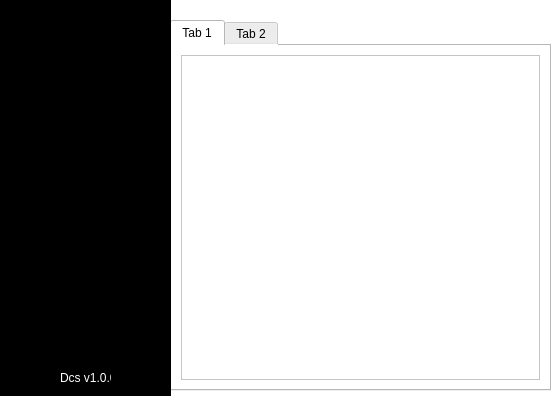
Above: Dcs/Dcs.ui from snxx-lppxx/Data-Control-System before the change. Below: the same form after it.
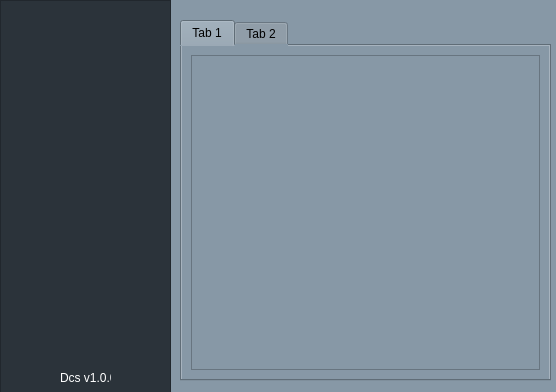
That is the form after the change.

Patch:
```diff
--- a/Dcs/Dcs.ui
+++ b/Dcs/Dcs.ui
@@ -6,14 +6,14 @@
    <rect>
     <x>0</x>
     <y>0</y>
-    <width>560</width>
-    <height>396</height>
+    <width>556</width>
+    <height>392</height>
    </rect>
   </property>
   <property name="maximumSize">
    <size>
-    <width>560</width>
-    <height>396</height>
+    <width>556</width>
+    <height>392</height>
    </size>
   </property>
   <property name="windowTitle">
@@ -23,19 +23,26 @@
    <bool>false</bool>
   </property>
   <property name="styleSheet">
-   <string notr="true">background-color: #fff;</string>
+   <string notr="true">background-color: #8798A6;</string>
   </property>
   <widget class="QTabWidget" name="tabWidget">
    <property name="geometry">
     <rect>
-     <x>170</x>
+     <x>180</x>
      <y>20</y>
-     <width>381</width>
-     <height>371</height>
+     <width>371</width>
+     <height>361</height>
     </rect>
    </property>
    <property name="styleSheet">
-    <string notr="true"/>
+    <string notr="true">QTab {
+	color: #fff;
+	background-color: #2B333A;
+	border-radius: 8px;
+}
+QTab:pressed {
+	background-color: #33424D ;
+}</string>
    </property>
    <property name="currentIndex">
     <number>0</number>
@@ -66,7 +73,7 @@
     </rect>
    </property>
    <property name="styleSheet">
-    <string notr="true">background-color: #000;</string>
+    <string notr="true">background-color: #2B333A;</string>
    </property>
    <property name="frameShape">
     <enum>QFrame::StyledPanel</enum>
```
